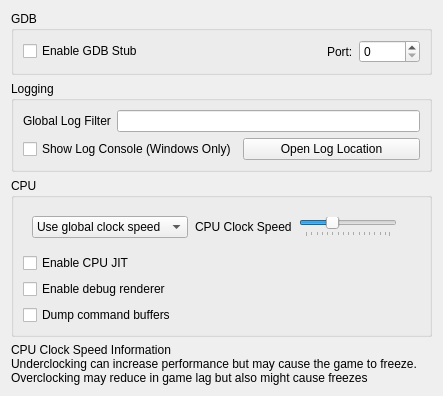
Before: the Qt Designer form src/citra_qt/configuration/configure_debug.ui in yodaluca23/citra, drawn with Qt 5.
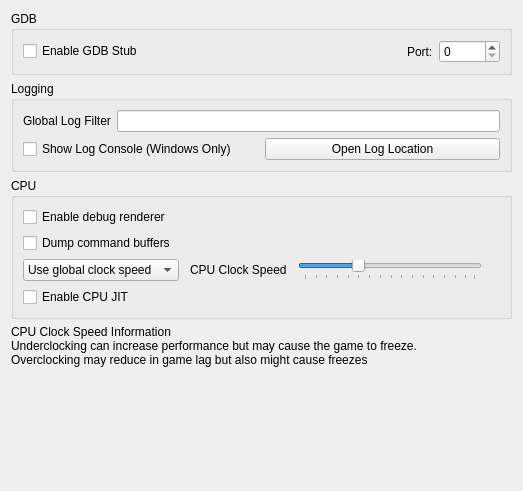
After: the same form once the commit is applied.

Commit message:
vk_resource_pool: Add back eSampledImage
* It's used by format reinterpreter

Diff of the .ui file:
```diff
--- a/src/citra_qt/configuration/configure_debug.ui
+++ b/src/citra_qt/configuration/configure_debug.ui
@@ -6,8 +6,8 @@
    <rect>
     <x>0</x>
     <y>0</y>
-    <width>443</width>
-    <height>358</height>
+    <width>523</width>
+    <height>491</height>
    </rect>
   </property>
   <property name="windowTitle">
@@ -112,11 +112,23 @@
       <string>CPU</string>
      </property>
      <layout class="QGridLayout" name="gridLayout_2">
-      <item row="1" column="0">
+      <item row="2" column="0">
        <widget class="QWidget" name="clock_speed_widget" native="true">
         <layout class="QHBoxLayout" name="clock_speed_layout">
          <property name="spacing">
-          <number>7</number>
+          <number>11</number>
+         </property>
+         <property name="leftMargin">
+          <number>0</number>
+         </property>
+         <property name="topMargin">
+          <number>0</number>
+         </property>
+         <property name="rightMargin">
+          <number>0</number>
+         </property>
+         <property name="bottomMargin">
+          <number>0</number>
          </property>
          <item>
           <widget class="QComboBox" name="clock_speed_combo">
@@ -180,7 +192,7 @@
         </layout>
        </widget>
       </item>
-      <item row="2" column="0">
+      <item row="3" column="0">
        <widget class="QCheckBox" name="toggle_cpu_jit">
         <property name="toolTip">
          <string>&lt;html&gt;&lt;head/&gt;&lt;body&gt;&lt;p&gt;Enables the use of the ARM JIT compiler for emulating the 3DS CPUs. Don't disable unless for debugging purposes&lt;/p&gt;&lt;/body&gt;&lt;/html&gt;</string>
@@ -190,23 +202,20 @@
         </property>
        </widget>
       </item>
-      <item>
-       <widget class="QCheckBox" name="toggle_renderer_debug">
-        <property name="toolTip">
-         <string>&lt;html&gt;&lt;head/&gt;&lt;body&gt;&lt;p&gt;Enables debug reporting in the currently selected graphics API. Causes measurable performance loss, don't enable unless for debugging purposes&lt;/p&gt;&lt;/body&gt;&lt;/html&gt;</string>
-        </property>
-        <property name="text">
-         <string>Enable debug renderer</string>
-        </property>
-       </widget>
-      </item>
-      <item>
+      <item row="1" column="0">
        <widget class="QCheckBox" name="toggle_dump_command_buffers">
         <property name="text">
          <string>Dump command buffers</string>
         </property>
        </widget>
       </item>
+      <item row="0" column="0">
+       <widget class="QCheckBox" name="toggle_renderer_debug">
+        <property name="text">
+         <string>Enable debug renderer</string>
+        </property>
+       </widget>
+      </item>
      </layout>
     </widget>
    </item>
```
The commit also changes 2 other files.
